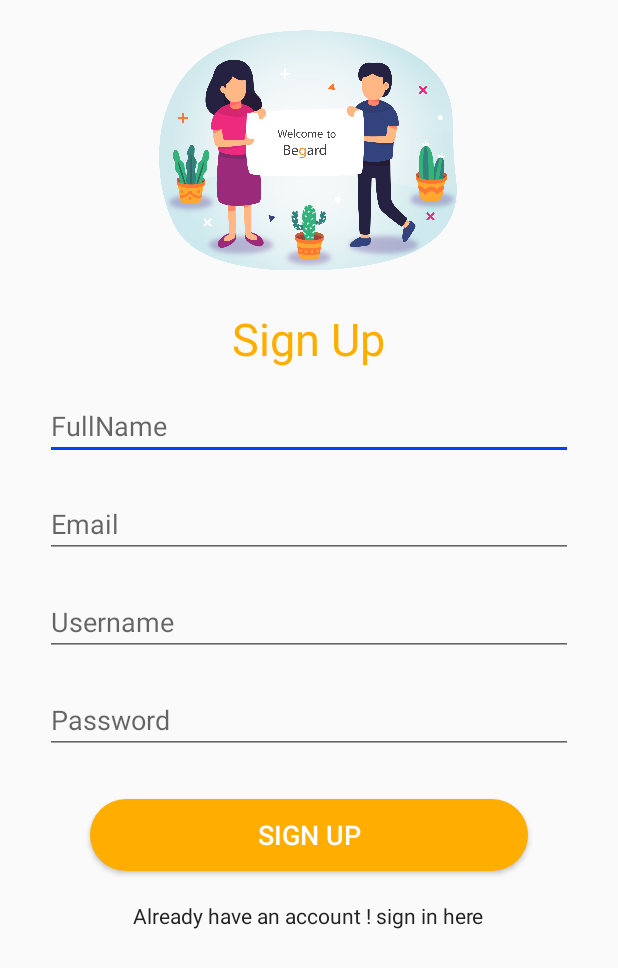
After one commit to amirhossseinrezai/Begard, an Android app: the Sign_Up screen opened directly, with no data from a screen before it, on a phone screen of 412 x 824 dp. The commit adds this screen. Shown: the top 968 px of the screen. Run offline under Robolectric (Android 15) with nearby library versions, the light colour scheme and no system bars; our stand-ins replace Firebase (no records; nobody signed in at launch, a user with empty details on screens opened directly).

Commit message:
sign in and sign up compeleted

```diff
--- /dev/null
+++ b/app/src/main/java/com/example/begard/Sign_Up.java
@@ -0,0 +1,120 @@
+package com.example.begard;
+
+import android.content.Intent;
+import androidx.appcompat.app.AppCompatActivity;
+import android.os.Bundle;
+import android.util.Log;
+import android.view.View;
+import android.widget.Button;
+import android.widget.EditText;
+import android.widget.TextView;
+import android.widget.Toast;
+
+import com.google.android.gms.tasks.OnCompleteListener;
+import com.google.android.gms.tasks.Task;
+import com.google.firebase.auth.AuthResult;
+import com.google.firebase.auth.FirebaseAuth;
+import com.google.firebase.auth.FirebaseUser;
+import com.google.firebase.database.DatabaseReference;
+import com.google.firebase.database.FirebaseDatabase;
+
+import androidx.annotation.NonNull;
+
+public class Sign_Up extends AppCompatActivity implements View.OnClickListener {
+
+    EditText edtFullName,edtUserName,edtPassWord,edtEmail;
+    Button btnSignUp;
+    TextView txtHaveAnAccount;
+    FirebaseDatabase firebaseDatabase;
+    DatabaseReference databaseReference;
+    FirebaseAuth firebaseAuth;
+    User user;
+    private static  final String USER = "user";
+    private static  final  String TAG = "RegisterActivity";
+
+    @Override
+    protected void onCreate(Bundle savedInstanceState) {
+        super.onCreate(savedInstanceState);
+        setContentView(R.layout.activity_sign__up);
+
+
+        edtFullName = findViewById(R.id.edtName);
+        edtUserName = findViewById(R.id.edtEmail);
+        edtPassWord = findViewById(R.id.edtPassword);
+        edtEmail = findViewById(R.id.edtEmail);
+        btnSignUp = findViewById(R.id.btnSignUp);
+        txtHaveAnAccount = findViewById(R.id.txtSignin);
+
+        firebaseDatabase = FirebaseDatabase.getInstance();
+        databaseReference = firebaseDatabase.getReference(USER);
+        firebaseAuth = FirebaseAuth.getInstance();
+
+        btnSignUp.setOnClickListener(Sign_Up.this);
+        txtHaveAnAccount.setOnClickListener(new View.OnClickListener() {
+            @Override
+            public void onClick(View view) {
+                Intent intent0 = new Intent(Sign_Up.this,Log_In.class);
+                startActivity(intent0);
+            }
+        });
+
+    }
+
+    @Override
+    public void onClick(View view) {
+        String fullname = edtFullName.getText().toString();
+        String email = edtEmail.getText().toString();
+        String userName = edtUserName.getText().toString();
+        String password = edtPassWord.getText().toString();
+
+        if(fullname.isEmpty()){
+            edtFullName.setError("Please enter the fullname");
+            edtFullName.requestFocus();
+        }else if(email.isEmpty()){
+            edtEmail.setError("Please enter an Email");
+            edtEmail.requestFocus();
+        }else if(userName.isEmpty()){
+            edtUserName.setError("Please enter your username");
+            edtUserName.requestFocus();
+        }else if(password.isEmpty()){
+            edtPassWord.setError("Please enter you'r password");
+            edtPassWord.requestFocus();
+        }else if(fullname.isEmpty() && email.isEmpty() && userName.isEmpty() && password.isEmpty()){
+            Toast.makeText(Sign_Up.this,"Fields are empty!",Toast.LENGTH_SHORT).show();
+        }
+        else{
+            user =new User(email,password,fullname);
+            registerUser(email,password);
+        }
+
+    }
+    public  void registerUser(String email,String password){
+        firebaseAuth.createUserWithEmailAndPassword(email, password)
+                .addOnCompleteListener(Sign_Up.this, new OnCompleteListener<AuthResult>() {
+                    @Override
+                    public void onComplete(@NonNull Task<AuthResult> task) {
+                        if (task.isSuccessful()) {
+                            // Sign in success, update UI with the signed-in user's information
+
+                            Log.d(TAG, "createUserWithEmail:success");
+                            FirebaseUser user = firebaseAuth.getCurrentUser();
+                            updateUI(user);
+                        } else {
+                            // If sign in fails, display a message to the user.
+                            Log.w(TAG, "createUserWithEmail:failure", task.getException());
+                            Toast.makeText(Sign_Up.this, "Authentication failed.",
+                                    Toast.LENGTH_SHORT).show();
+                            updateUI(null);
+                        }
+
+                        // ...
+                    }
+                });
+    }
+    public void updateUI(FirebaseUser firebaseUser){
+        Intent i = new Intent(Sign_Up.this,Log_In.class);
+        String keyID = databaseReference.push().getKey();
+        databaseReference.child(keyID).setValue(user);
+        startActivity(i);
+    }
+}
--- a/app/src/main/java/com/example/begard/SplashScreen.java
+++ b/app/src/main/java/com/example/begard/SplashScreen.java
@@ -1,10 +1,9 @@
 package com.example.begard;
 
 import android.graphics.Color;
-import android.support.v7.app.AppCompatActivity;
+import androidx.appcompat.app.AppCompatActivity;
 import android.os.Bundle;
 import android.view.View;
-import android.view.Window;
 
 import gr.net.maroulis.library.EasySplashScreen;
 
@@ -15,7 +14,7 @@ public class SplashScreen extends AppCompatActivity {
         super.onCreate(savedInstanceState);
         EasySplashScreen easySplashScreen = new EasySplashScreen(SplashScreen.this)
                 .withFullScreen()
-                .withTargetActivity(MainActivity.class)
+                .withTargetActivity(Log_In.class)
                 .withSplashTimeOut(4000)
                 .withBackgroundColor(Color.parseColor("#ffffff"))
                 .withHeaderText("")
--- /dev/null
+++ b/app/src/main/res/layout/activity_sign__up.xml
@@ -0,0 +1,112 @@
+<?xml version="1.0" encoding="utf-8"?>
+<RelativeLayout xmlns:android="http://schemas.android.com/apk/res/android"
+    xmlns:app="http://schemas.android.com/apk/res-auto"
+    xmlns:tools="http://schemas.android.com/tools"
+    android:layout_width="match_parent"
+    android:layout_height="match_parent"
+    tools:context=".Sign_Up">
+
+    <LinearLayout
+        android:layout_width="match_parent"
+        android:layout_height="wrap_content"
+        android:orientation="vertical">
+
+        <ImageView
+            android:layout_width="200dp"
+            android:layout_height="200dp"
+            android:layout_gravity="center"
+            app:srcCompat="@drawable/banner" />
+
+        <TextView
+            android:layout_width="wrap_content"
+            android:layout_height="wrap_content"
+            android:layout_gravity="center"
+            android:layout_margin="5dp"
+            android:text="Sign Up"
+            android:textColor="@color/orangeColor"
+            android:textSize="30sp" />
+
+        <LinearLayout
+            android:layout_width="match_parent"
+            android:layout_height="match_parent"
+            android:orientation="vertical">
+
+            <EditText
+                android:id="@+id/edtName"
+                android:layout_width="match_parent"
+                android:layout_height="wrap_content"
+                android:layout_marginLeft="30dp"
+                android:layout_marginTop="10dp"
+                android:layout_marginRight="30dp"
+                android:layout_marginBottom="10dp"
+                android:ems="10"
+                android:hint="FullName"
+                android:inputType="textPersonName" />
+
+            <EditText
+                android:id="@+id/edtEmail"
+                android:layout_width="match_parent"
+                android:layout_height="wrap_content"
+                android:layout_marginLeft="30dp"
+                android:layout_marginTop="10dp"
+                android:layout_marginRight="30dp"
+                android:layout_marginBottom="10dp"
+                android:ems="10"
+                android:hint="Email"
+                android:inputType="textPersonName" />
+
+            <EditText
+                android:id="@+id/edtEmail"
+                android:layout_width="match_parent"
+                android:layout_height="wrap_content"
+                android:layout_marginLeft="30dp"
+                android:layout_marginTop="10dp"
+                android:layout_marginRight="30dp"
+                android:layout_marginBottom="10dp"
+                android:ems="10"
+                android:hint="Username"
+                android:inputType="textPersonName" />
+
+            <EditText
+                android:id="@+id/edtPassword"
+                android:layout_width="match_parent"
+                android:layout_height="wrap_content"
+                android:layout_marginLeft="30dp"
+                android:layout_marginTop="10dp"
+                android:layout_marginRight="30dp"
+                android:layout_marginBottom="10dp"
+                android:ems="10"
+                android:hint="Password"
+                android:inputType="textPersonName" />
+        </LinearLayout>
+
+        <LinearLayout
+            android:layout_width="match_parent"
+            android:layout_height="match_parent"
+            android:orientation="vertical">
+
+            <Button
+                android:id="@+id/btnSignUp"
+                android:layout_width="match_parent"
+                android:layout_height="wrap_content"
+                android:layout_marginLeft="60dp"
+                android:layout_marginTop="20dp"
+                android:layout_marginRight="60dp"
+                android:background="@drawable/custom_button1"
+                android:shadowColor="@color/orangeColor"
+                android:text="Sign Up"
+                android:textColor="@color/common_google_signin_btn_text_dark_default"
+                android:textSize="18sp" />
+
+            <TextView
+                android:id="@+id/txtSignin"
+                android:layout_width="wrap_content"
+                android:layout_height="wrap_content"
+                android:layout_gravity="center"
+                android:layout_margin="20dp"
+                android:text="Already have an account ! sign in here"
+                android:textColor="#232323"
+                android:textSize="14sp" />
+        </LinearLayout>
+    </LinearLayout>
+</RelativeLayout>
--- a/build.gradle
+++ b/build.gradle
@@ -7,8 +7,8 @@ buildscript {
 
     }
     dependencies {
-        classpath 'com.android.tools.build:gradle:3.3.2'
-
+        classpath 'com.android.tools.build:gradle:4.0.0'
+        classpath 'com.google.gms:google-services:4.0.1'
         // NOTE: Do not place your application dependencies here; they belong
         // in the individual module build.gradle files
     }
--- a/gradle.properties
+++ b/gradle.properties
@@ -9,6 +9,8 @@
 
 # Specifies the JVM arguments used for the daemon process.
 # The setting is particularly useful for tweaking memory settings.
+android.enableJetifier=true
+android.useAndroidX=true
 org.gradle.jvmargs=-Xmx1536m
 
 # When configured, Gradle will run in incubating parallel mode.
```
Also changed, not shown: app/build.gradle (+12 -6 lines), app/src/main/AndroidManifest.xml (+6 -4 lines), app/src/main/java/com/example/begard/Log_In.java (added, +96 -0 lines), app/src/main/java/com/example/begard/MainActivity.java (+19 -2 lines), app/src/main/java/com/example/begard/User.java (added, +37 -0 lines), app/src/main/res/layout/activity_log__in.xml (added, +101 -0 lines), app/src/main/res/layout/activity_main.xml (+5 -80 lines), app/src/main/res/drawable/banner.png (added), app/src/main/res/drawable/begard.png, gradle/wrapper/gradle-wrapper.properties, 2 other files.
